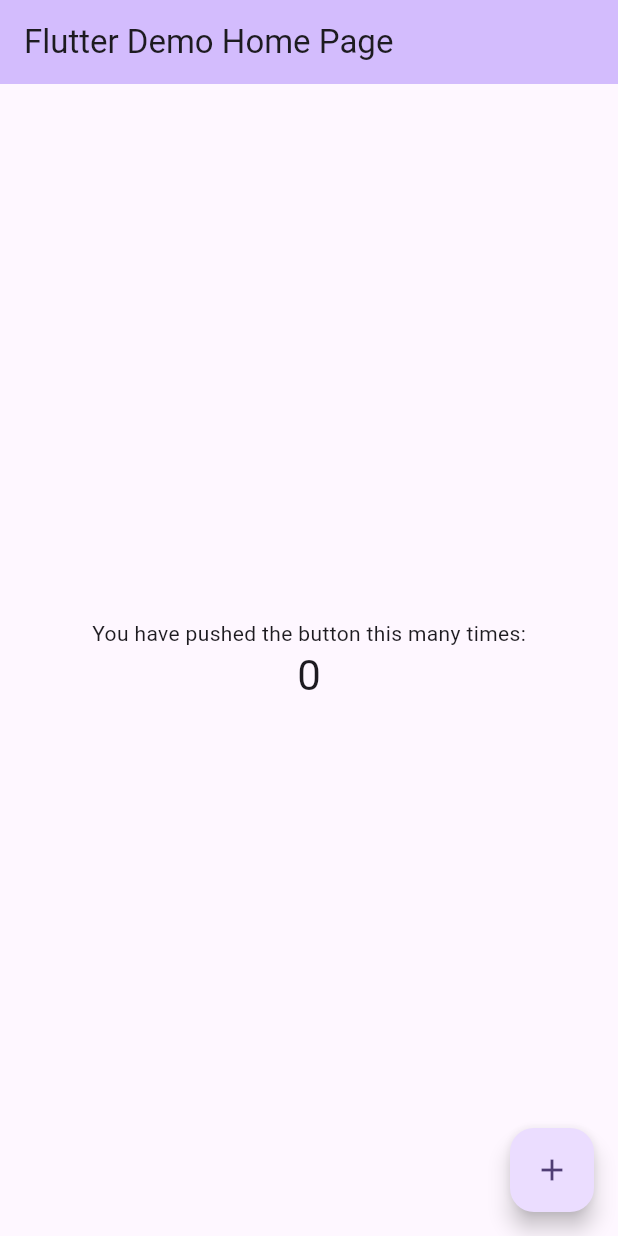
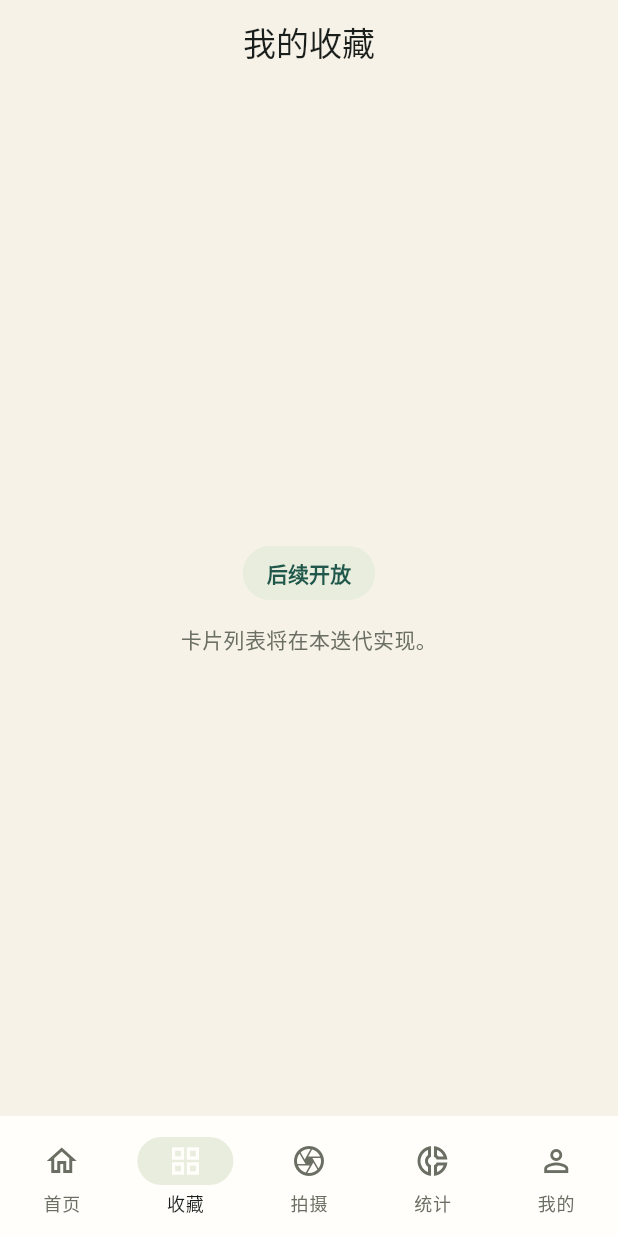
Before and after one commit to HangChi/cardfolio_app, a Flutter app: the screen it shows after launch, on a phone screen of 412 x 824 dp. Run offline on Flutter 3.47's test engine with Material 3 defaults, Android fonts, the phone set to English and light mode, and no system bars; our stand-ins replace flutter_riverpod, go_router.

Commit message:
Build Cardfolio app shell
建立五入口导航壳、路由骨架与设计令牌主题。颜色与圆角取自
docs/design/figma 原型 SVG 导出件的实际填充值；字号层级暂用
Material 3 默认，待设计交付字号表后校准。

Co-Authored-By: Claude <noreply@anthropic.com>

```diff
--- /dev/null
+++ b/lib/app/app_theme.dart
@@ -0,0 +1,210 @@
+import 'package:flutter/material.dart';
+
+/// Cardfolio 语义颜色令牌。
+///
+/// 取值来源：`docs/design/figma/卡迹 Cardfolio · 核心流程高保真原型.svg` 导出件中的
+/// 实际填充色。字号层级尚未从 Figma Dev Mode 取得，当前排版沿用 Material 3
+/// 默认层级，待设计交付字号表后再校准（见 `docs/design/figma-handoff.md` §4）。
+abstract final class AppColors {
+  /// 品牌深绿：主按钮、选中态、进度条。
+  static const Color primary = Color(0xFF1F574A);
+
+  /// 主色之上的文字与图标。
+  static const Color onPrimary = Color(0xFFFFFEFA);
+
+  /// 浅绿容器：提示块、标签底、次级强调区域。
+  static const Color primaryContainer = Color(0xFFE8EDDE);
+
+  /// 米色页面底。
+  static const Color background = Color(0xFFF6F2E8);
+
+  /// 卡片与输入面。
+  static const Color surface = Color(0xFFFFFEFA);
+
+  /// 分隔线与描边。
+  static const Color outline = Color(0xFFDBD4BF);
+
+  /// 正文与标题。
+  static const Color textPrimary = Color(0xFF1A1F1C);
+
+  /// 辅助说明与占位。
+  static const Color textSecondary = Color(0xFF6B6E63);
+
+  /// 橙色强调：封面色带、次要状态。
+  static const Color accent = Color(0xFFDE6E38);
+
+  /// 金色提示：待补全、进行中。
+  static const Color warning = Color(0xFFC79C40);
+
+  /// 错误与危险操作。
+  static const Color error = Color(0xFFB8382E);
+}
+
+/// 间距与圆角令牌。页面禁止直接书写数值，一律通过 `context.tokens` 取用。
+@immutable
+class AppTokens extends ThemeExtension<AppTokens> {
+  const AppTokens({
+    required this.spaceXs,
+    required this.spaceSm,
+    required this.spaceMd,
+    required this.spaceLg,
+    required this.spaceXl,
+    required this.radiusSm,
+    required this.radiusMd,
+    required this.radiusLg,
+    required this.radiusPill,
+    required this.minTapTarget,
+  });
+
+  /// 圆角取自原型 SVG 的 `rx` 分布：6 / 11 / 16 / 28。
+  static const AppTokens standard = AppTokens(
+    spaceXs: 4,
+    spaceSm: 8,
+    spaceMd: 16,
+    spaceLg: 24,
+    spaceXl: 32,
+    radiusSm: 6,
+    radiusMd: 11,
+    radiusLg: 16,
+    radiusPill: 28,
+    minTapTarget: 48,
+  );
+
+  final double spaceXs;
+  final double spaceSm;
+  final double spaceMd;
+  final double spaceLg;
+  final double spaceXl;
+  final double radiusSm;
+  final double radiusMd;
+  final double radiusLg;
+  final double radiusPill;
+  final double minTapTarget;
+
+  @override
+  AppTokens copyWith({
+    double? spaceXs,
+    double? spaceSm,
+    double? spaceMd,
+    double? spaceLg,
+    double? spaceXl,
+    double? radiusSm,
+    double? radiusMd,
+    double? radiusLg,
+    double? radiusPill,
+    double? minTapTarget,
+  }) {
+    return AppTokens(
+      spaceXs: spaceXs ?? this.spaceXs,
+      spaceSm: spaceSm ?? this.spaceSm,
+      spaceMd: spaceMd ?? this.spaceMd,
+      spaceLg: spaceLg ?? this.spaceLg,
+      spaceXl: spaceXl ?? this.spaceXl,
+      radiusSm: radiusSm ?? this.radiusSm,
+      radiusMd: radiusMd ?? this.radiusMd,
+      radiusLg: radiusLg ?? this.radiusLg,
+      radiusPill: radiusPill ?? this.radiusPill,
+      minTapTarget: minTapTarget ?? this.minTapTarget,
+    );
+  }
+
+  @override
+  AppTokens lerp(covariant AppTokens? other, double t) {
+    if (other == null) return this;
+    return AppTokens(
+      spaceXs: lerpDouble(spaceXs, other.spaceXs, t),
+      spaceSm: lerpDouble(spaceSm, other.spaceSm, t),
+      spaceMd: lerpDouble(spaceMd, other.spaceMd, t),
+      spaceLg: lerpDouble(spaceLg, other.spaceLg, t),
+      spaceXl: lerpDouble(spaceXl, other.spaceXl, t),
+      radiusSm: lerpDouble(radiusSm, other.radiusSm, t),
+      radiusMd: lerpDouble(radiusMd, other.radiusMd, t),
+      radiusLg: lerpDouble(radiusLg, other.radiusLg, t),
+      radiusPill: lerpDouble(radiusPill, other.radiusPill, t),
+      minTapTarget: lerpDouble(minTapTarget, other.minTapTarget, t),
+    );
+  }
+
+  static double lerpDouble(double a, double b, double t) => a + (b - a) * t;
+}
+
+extension AppTokensAccess on BuildContext {
+  AppTokens get tokens =>
+      Theme.of(this).extension<AppTokens>() ?? AppTokens.standard;
+}
+
+/// 构建 Cardfolio 亮色主题。暗色模式在 M0 不交付，但令牌保持语义命名。
+ThemeData buildCardfolioTheme() {
+  const tokens = AppTokens.standard;
+  const colorScheme = ColorScheme.light(
+    primary: AppColors.primary,
+    onPrimary: AppColors.onPrimary,
+    primaryContainer: AppColors.primaryContainer,
+    onPrimaryContainer: AppColors.textPrimary,
+    secondary: AppColors.accent,
+    onSecondary: AppColors.onPrimary,
+    tertiary: AppColors.warning,
+    onTertiary: AppColors.textPrimary,
+    surface: AppColors.surface,
+    onSurface: AppColors.textPrimary,
+    onSurfaceVariant: AppColors.textSecondary,
+    outline: AppColors.outline,
+    outlineVariant: AppColors.outline,
+    error: AppColors.error,
+    onError: AppColors.onPrimary,
+  );
+
+  final base = ThemeData(
+    useMaterial3: true,
+    colorScheme: colorScheme,
+    scaffoldBackgroundColor: AppColors.background,
+  );
+
+  return base.copyWith(
+    extensions: const <ThemeExtension<dynamic>>[tokens],
+    appBarTheme: const AppBarTheme(
+      backgroundColor: AppColors.background,
+      foregroundColor: AppColors.textPrimary,
+      surfaceTintColor: Colors.transparent,
+      centerTitle: true,
+      elevation: 0,
+    ),
+    cardTheme: CardThemeData(
+      color: AppColors.surface,
+      surfaceTintColor: Colors.transparent,
+      elevation: 0,
+      margin: EdgeInsets.zero,
+      shape: RoundedRectangleBorder(
+        borderRadius: BorderRadius.circular(tokens.radiusMd),
+      ),
+    ),
+    navigationBarTheme: NavigationBarThemeData(
+      backgroundColor: AppColors.surface,
+      surfaceTintColor: Colors.transparent,
+      indicatorColor: AppColors.primaryContainer,
+      elevation: 0,
+      labelBehavior: NavigationDestinationLabelBehavior.alwaysShow,
+    ),
+    dividerTheme: const DividerThemeData(
+      color: AppColors.outline,
+      thickness: 1,
+      space: 1,
+    ),
+    filledButtonTheme: FilledButtonThemeData(
+      style: FilledButton.styleFrom(
+        minimumSize: Size.fromHeight(tokens.minTapTarget),
+        shape: RoundedRectangleBorder(
+          borderRadius: BorderRadius.circular(tokens.radiusMd),
+        ),
+      ),
+    ),
+    inputDecorationTheme: InputDecorationTheme(
+      filled: true,
+      fillColor: AppColors.surface,
+      border: OutlineInputBorder(
+        borderRadius: BorderRadius.circular(tokens.radiusSm),
+        borderSide: const BorderSide(color: AppColors.outline),
+      ),
+    ),
+  );
+}
--- /dev/null
+++ b/lib/app/cardfolio_app.dart
@@ -0,0 +1,21 @@
+import 'package:flutter/material.dart';
+import 'package:go_router/go_router.dart';
+
+import 'app_theme.dart';
+
+/// 应用根组件。路由由外部注入，便于测试从任意入口启动。
+class CardfolioApp extends StatelessWidget {
+  const CardfolioApp({required this.router, super.key});
+
+  final GoRouter router;
+
+  @override
+  Widget build(BuildContext context) {
+    return MaterialApp.router(
+      title: '卡迹',
+      debugShowCheckedModeBanner: false,
+      theme: buildCardfolioTheme(),
+      routerConfig: router,
+    );
+  }
+}
--- /dev/null
+++ b/lib/app/navigation/app_shell.dart
@@ -0,0 +1,74 @@
+import 'package:flutter/material.dart';
+import 'package:go_router/go_router.dart';
+
+/// 五个固定主入口，顺序与 Figma 底部导航一致：首页、收藏、拍摄、统计、我的。
+const List<AppDestination> appDestinations = <AppDestination>[
+  AppDestination(
+    label: '首页',
+    icon: Icons.home_outlined,
+    activeIcon: Icons.home,
+  ),
+  AppDestination(
+    label: '收藏',
+    icon: Icons.grid_view_outlined,
+    activeIcon: Icons.grid_view,
+  ),
+  AppDestination(
+    label: '拍摄',
+    icon: Icons.camera_outlined,
+    activeIcon: Icons.camera,
+  ),
+  AppDestination(
+    label: '统计',
+    icon: Icons.donut_small_outlined,
+    activeIcon: Icons.donut_small,
+  ),
+  AppDestination(
+    label: '我的',
+    icon: Icons.person_outline,
+    activeIcon: Icons.person,
+  ),
+];
+
+@immutable
+class AppDestination {
+  const AppDestination({
+    required this.label,
+    required this.icon,
+    required this.activeIcon,
+  });
+
+  final String label;
+  final IconData icon;
+  final IconData activeIcon;
+}
+
+/// 承载五入口分支的导航壳。每个分支保留自己的导航栈。
+class AppShell extends StatelessWidget {
+  const AppShell({required this.navigationShell, super.key});
+
+  final StatefulNavigationShell navigationShell;
+
+  @override
+  Widget build(BuildContext context) {
+    return Scaffold(
+      body: navigationShell,
+      bottomNavigationBar: NavigationBar(
+        selectedIndex: navigationShell.currentIndex,
+        onDestinationSelected: (index) => navigationShell.goBranch(
+          index,
+          initialLocation: index == navigationShell.currentIndex,
+        ),
+        destinations: <Widget>[
+          for (final destination in appDestinations)
+            NavigationDestination(
+              icon: Icon(destination.icon),
+              selectedIcon: Icon(destination.activeIcon),
+              label: destination.label,
+              tooltip: destination.label,
+            ),
+        ],
+      ),
+    );
+  }
+}
--- /dev/null
+++ b/lib/features/cards/presentation/widgets/phase_placeholder_screen.dart
@@ -0,0 +1,63 @@
+import 'package:flutter/material.dart';
+
+import '../../../../app/app_theme.dart';
+
+/// 阶段性未开放的主入口占位页。
+///
+/// 设计规范要求阶段性能力统一显示“后续开放”并禁用交互，不得伪装成可用功能
+/// （见 `docs/design/design-system.md` §4）。
+class PhasePlaceholderScreen extends StatelessWidget {
+  const PhasePlaceholderScreen({
+    required this.title,
+    required this.description,
+    super.key,
+  });
+
+  final String title;
+  final String description;
+
+  @override
+  Widget build(BuildContext context) {
+    final tokens = context.tokens;
+    final textTheme = Theme.of(context).textTheme;
+
+    return Scaffold(
+      appBar: AppBar(title: Text(title)),
+      body: Center(
+        child: Padding(
+          padding: EdgeInsets.symmetric(horizontal: tokens.spaceXl),
+          child: Column(
+            mainAxisSize: MainAxisSize.min,
+            children: <Widget>[
+              Container(
+                padding: EdgeInsets.symmetric(
+                  horizontal: tokens.spaceMd,
+                  vertical: tokens.spaceSm,
+                ),
+                decoration: BoxDecoration(
+                  color: AppColors.primaryContainer,
+                  borderRadius: BorderRadius.circular(tokens.radiusPill),
+                ),
+                child: Text(
+                  '后续开放',
+                  style: textTheme.labelLarge?.copyWith(
+                    color: AppColors.primary,
+                    fontWeight: FontWeight.w600,
+                  ),
+                ),
+              ),
+              SizedBox(height: tokens.spaceMd),
+              Text(
+                description,
+                textAlign: TextAlign.center,
+                style: textTheme.bodyMedium?.copyWith(
+                  color: AppColors.textSecondary,
+                ),
+              ),
+            ],
+          ),
+        ),
+      ),
+    );
+  }
+}
--- a/lib/main.dart
+++ b/lib/main.dart
@@ -1,122 +1,9 @@
 import 'package:flutter/material.dart';
+import 'package:flutter_riverpod/flutter_riverpod.dart';
+
+import 'app/app_router.dart';
+import 'app/cardfolio_app.dart';
 
 void main() {
-  runApp(const MyApp());
+  runApp(ProviderScope(child: CardfolioApp(router: createAppRouter())));
 }
-
-class MyApp extends StatelessWidget {
-  const MyApp({super.key});
-
-  // This widget is the root of your application.
-  @override
-  Widget build(BuildContext context) {
-    return MaterialApp(
-      title: 'Flutter Demo',
-      theme: ThemeData(
-        // This is the theme of your application.
-        //
-        // TRY THIS: Try running your application with "flutter run". You'll see
-        // the application has a purple toolbar. Then, without quitting the app,
-        // try changing the seedColor in the colorScheme below to Colors.green
-        // and then invoke "hot reload" (save your changes or press the "hot
-        // reload" button in a Flutter-supported IDE, or press "r" if you used
-        // the command line to start the app).
-        //
-        // Notice that the counter didn't reset back to zero; the application
-        // state is not lost during the reload. To reset the state, use hot
-        // restart instead.
-        //
-        // This works for code too, not just values: Most code changes can be
-        // tested with just a hot reload.
-        colorScheme: .fromSeed(seedColor: Colors.deepPurple),
-      ),
-      home: const MyHomePage(title: 'Flutter Demo Home Page'),
-    );
-  }
-}
-
-class MyHomePage extends StatefulWidget {
-  const MyHomePage({super.key, required this.title});
-
-  // This widget is the home page of your application. It is stateful, meaning
-  // that it has a State object (defined below) that contains fields that affect
-  // how it looks.
-
-  // This class is the configuration for the state. It holds the values (in this
-  // case the title) provided by the parent (in this case the App widget) and
-  // used by the build method of the State. Fields in a Widget subclass are
-  // always marked "final".
-
-  final String title;
-
-  @override
-  State<MyHomePage> createState() => _MyHomePageState();
-}
-
-class _MyHomePageState extends State<MyHomePage> {
-  int _counter = 0;
-
-  void _incrementCounter() {
-    setState(() {
-      // This call to setState tells the Flutter framework that something has
-      // changed in this State, which causes it to rerun the build method below
-      // so that the display can reflect the updated values. If we changed
-      // _counter without calling setState(), then the build method would not be
-      // called again, and so nothing would appear to happen.
-      _counter++;
-    });
-  }
-
-  @override
-  Widget build(BuildContext context) {
-    // This method is rerun every time setState is called, for instance as done
-    // by the _incrementCounter method above.
-    //
-    // The Flutter framework has been optimized to make rerunning build methods
-    // fast, so that you can just rebuild anything that needs updating rather
-    // than having to individually change instances of widgets.
-    return Scaffold(
-      appBar: AppBar(
-        // TRY THIS: Try changing the color here to a specific color (to
-        // Colors.amber, perhaps?) and trigger a hot reload to see the AppBar
-        // change color while the other colors stay the same.
-        backgroundColor: Theme.of(context).colorScheme.inversePrimary,
-        // Here we take the value from the MyHomePage object that was created by
-        // the App.build method, and use it to set our appbar title.
-        title: Text(widget.title),
-      ),
-      body: Center(
-        // Center is a layout widget. It takes a single child and positions it
-        // in the middle of the parent.
-        child: Column(
-          // Column is also a layout widget. It takes a list of children and
-          // arranges them vertically. By default, it sizes itself to fit its
-          // children horizontally, and tries to be as tall as its parent.
-          //
-          // Column has various properties to control how it sizes itself and
-          // how it positions its children. Here we use mainAxisAlignment to
-          // center the children vertically; the main axis here is the vertical
-          // axis because Columns are vertical (the cross axis would be
-          // horizontal).
-          //
-          // TRY THIS: Invoke "debug painting" (choose the "Toggle Debug Paint"
-          // action in the IDE, or press "p" in the console), to see the
-          // wireframe for each widget.
-          mainAxisAlignment: .center,
-          children: [
-            const Text('You have pushed the button this many times:'),
-            Text(
-              '$_counter',
-              style: Theme.of(context).textTheme.headlineMedium,
-            ),
-          ],
-        ),
-      ),
-      floatingActionButton: FloatingActionButton(
-        onPressed: _incrementCounter,
-        tooltip: 'Increment',
-        child: const Icon(Icons.add),
-      ),
-    );
-  }
-}
```
Also changed, not shown: lib/app/app_router.dart (added, +78 -0 lines), pubspec.yaml (+14 -1 lines), docs/design/figma/卡迹 Cardfolio · 核心流程高保真原型.png (added), docs/design/figma/卡迹 Cardfolio · 核心流程高保真原型.svg (added), pubspec.lock, 2 other files.
